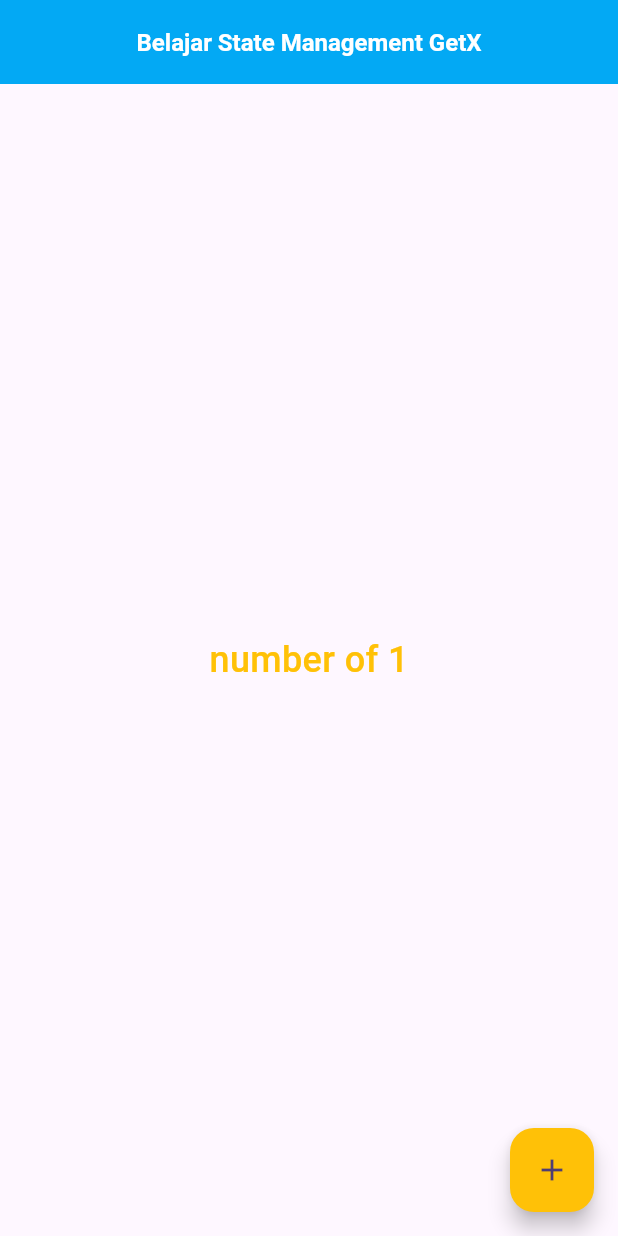
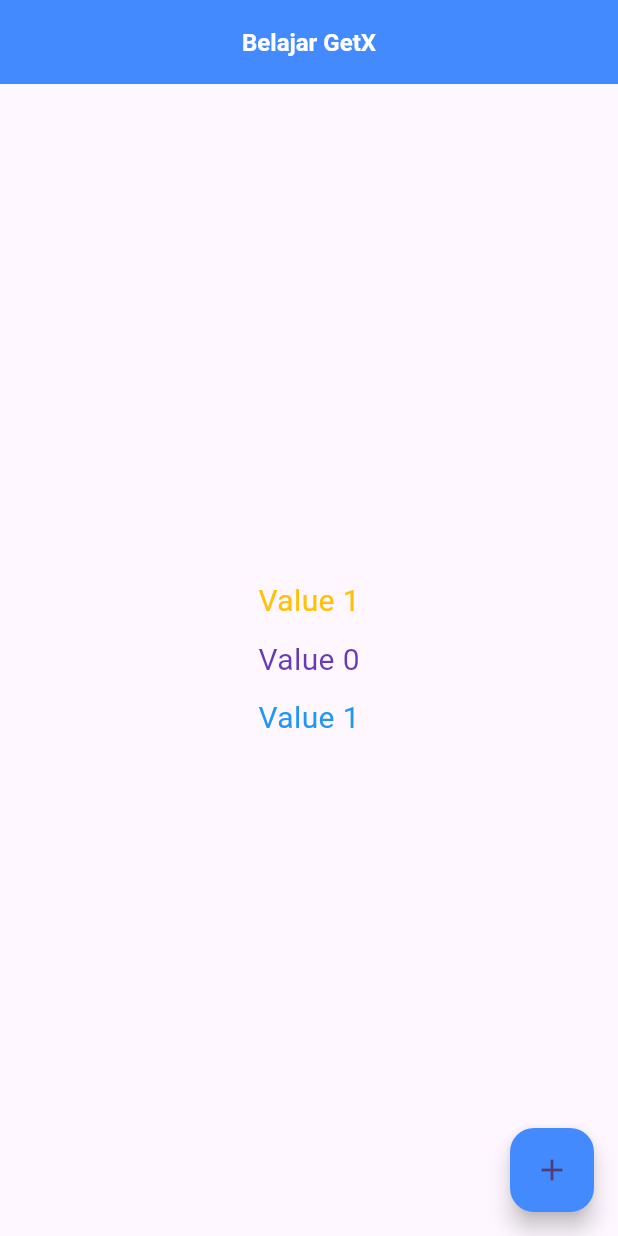
Before and after one commit to AdamNizam/belajar_flutter_getx, a Flutter app: the screen it shows after launch, after a tap on the "add" icon, on a phone screen of 412 x 824 dp. Run offline on Flutter 3.47's test engine with Material 3 defaults, Android fonts, the phone set to English and light mode, and no system bars; our stand-ins replace get.

```diff
--- a/lib/controllers/controller.dart
+++ b/lib/controllers/controller.dart
@@ -2,16 +2,12 @@ import 'package:belajar_getx/models/model.dart';
 import 'package:get/get.dart';
 
 class Controller extends GetxController {
-  var count = 0.obs;
+  var count = 0;
   var m = Model(name: 'Adm', age: 12).obs;
 
   void increment() {
     count++;
-    m.update(
-      (val) {
-        val!.name = val.name.toUpperCase();
-      },
-    );
+    update();
   }
 
   decrement() => count--;
--- /dev/null
+++ b/lib/controllers/count_controller.dart
@@ -0,0 +1,14 @@
+import 'package:get/get.dart';
+
+class CountController extends GetxController {
+  var count = 0;
+  void addCount() {
+    count++;
+    update([1, 3]);
+  }
+
+  void lessCount() {
+    count--;
+    update();
+  }
+}
--- a/lib/pages/home.dart
+++ b/lib/pages/home.dart
@@ -1,4 +1,4 @@
-import 'package:belajar_getx/controllers/controller.dart';
+import 'package:belajar_getx/controllers/count_controller.dart';
 import 'package:flutter/material.dart';
 import 'package:get/get.dart';
 
@@ -7,11 +7,13 @@ class MyHome extends StatelessWidget {
 
   @override
   Widget build(BuildContext context) {
+    debugPrint('Widget Build');
+    final countC = Get.put(CountController());
     return Scaffold(
       appBar: AppBar(
         title: const Center(
           child: Text(
-            'Belajar State Management GetX',
+            'Belajar GetX',
             style: TextStyle(
               fontSize: 16,
               fontWeight: FontWeight.bold,
@@ -19,26 +21,60 @@ class MyHome extends StatelessWidget {
             ),
           ),
         ),
-        backgroundColor: Colors.lightBlue,
+        backgroundColor: Colors.blueAccent,
       ),
       body: Center(
-        child: GetX<Controller>(
-          init: Controller(),
-          builder: ((controller) => Text(
-                'number of ${controller.count.value}',
-                style: const TextStyle(
-                  fontSize: 24,
-                  color: Colors.amber,
-                  fontWeight: FontWeight.w500,
-                ),
-              )),
+        child: Column(
+          mainAxisAlignment: MainAxisAlignment.center,
+          children: [
+            GetBuilder<CountController>(
+              id: 1,
+              builder: (_) {
+                return Text(
+                  'Value ${countC.count}',
+                  style: const TextStyle(
+                    fontSize: 20,
+                    color: Colors.amber,
+                  ),
+                );
+              },
+            ),
+            const SizedBox(
+              height: 10,
+            ),
+            GetBuilder<CountController>(
+              id: 2,
+              builder: (_) {
+                return Text(
+                  'Value ${countC.count}',
+                  style: const TextStyle(
+                    fontSize: 20,
+                    color: Colors.deepPurple,
+                  ),
+                );
+              },
+            ),
+            const SizedBox(
+              height: 10,
+            ),
+            GetBuilder<CountController>(
+              id: 3,
+              builder: (_) {
+                return Text(
+                  'Value ${countC.count}',
+                  style: const TextStyle(
+                    fontSize: 20,
+                    color: Colors.blue,
+                  ),
+                );
+              },
+            ),
+          ],
         ),
       ),
       floatingActionButton: FloatingActionButton(
-        onPressed: () {
-          Get.find<Controller>().increment();
-        },
-        backgroundColor: Colors.amber,
+        onPressed: () => countC.addCount(),
+        backgroundColor: Colors.blueAccent,
         child: const Icon(Icons.add),
       ),
     );
```
